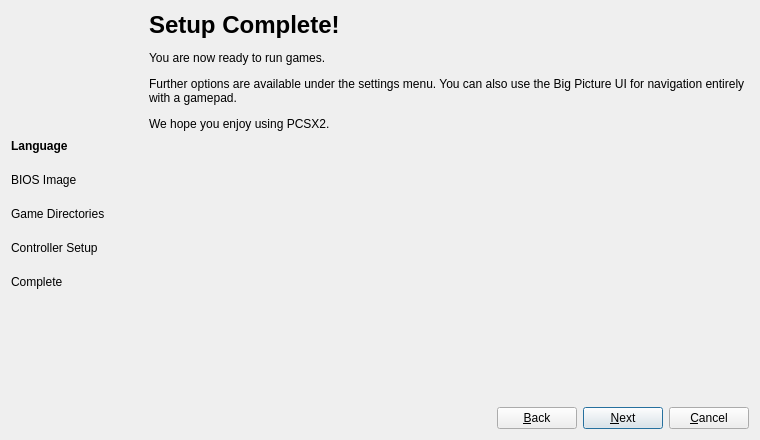
Old version of the form pcsx2-qt/SetupWizardDialog.ui in the repository PCSX2/pcsx2.
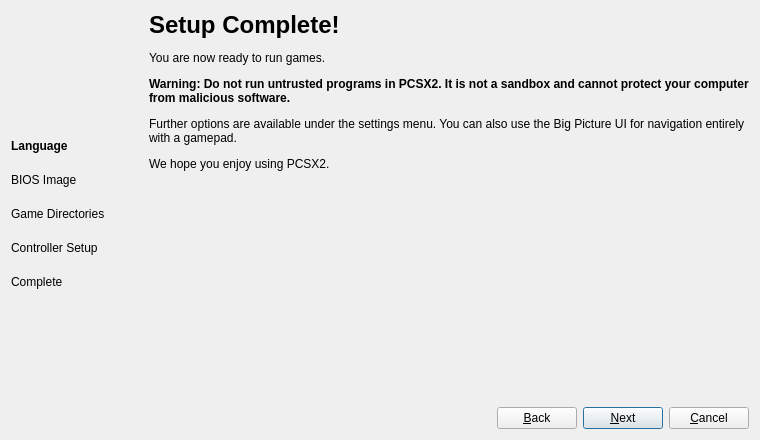
New version of the form. The open tabs and pages were chosen to show the change. Icons and pictures are not drawn.

Commit message: Qt: Add security warning to setup wizard

```diff
--- a/pcsx2-qt/SetupWizardDialog.ui
+++ b/pcsx2-qt/SetupWizardDialog.ui
@@ -629,7 +629,7 @@
        <item>
         <widget class="QLabel" name="label_9">
          <property name="text">
-          <string>&lt;html&gt;&lt;head/&gt;&lt;body&gt;&lt;h1 style=&quot; margin-top:18px; margin-bottom:12px; margin-left:0px; margin-right:0px; -qt-block-indent:0; text-indent:0px;&quot;&gt;&lt;span style=&quot; font-size:xx-large; font-weight:700;&quot;&gt;Setup Complete!&lt;/span&gt;&lt;/h1&gt;&lt;p&gt;You are now ready to run games.&lt;/p&gt;&lt;p&gt;Further options are available under the settings menu. You can also use the Big Picture UI for navigation entirely with a gamepad.&lt;/p&gt;&lt;p&gt;We hope you enjoy using PCSX2.&lt;/p&gt;&lt;/body&gt;&lt;/html&gt;</string>
+          <string>&lt;html&gt;&lt;head/&gt;&lt;body&gt;&lt;h1 style=&quot; margin-top:18px; margin-bottom:12px; margin-left:0px; margin-right:0px; -qt-block-indent:0; text-indent:0px;&quot;&gt;&lt;span style=&quot; font-size:xx-large; font-weight:700;&quot;&gt;Setup Complete!&lt;/span&gt;&lt;/h1&gt;&lt;p&gt;You are now ready to run games.&lt;/p&gt;&lt;p&gt;&lt;span style=&quot; font-weight:700;&quot;&gt;Warning: Do not run untrusted programs in PCSX2. It is not a sandbox and cannot protect your computer from malicious software.&lt;/span&gt;&lt;/p&gt;&lt;p&gt;Further options are available under the settings menu. You can also use the Big Picture UI for navigation entirely with a gamepad.&lt;/p&gt;&lt;p&gt;We hope you enjoy using PCSX2.&lt;/p&gt;&lt;/body&gt;&lt;/html&gt;</string>
          </property>
          <property name="alignment">
           <set>Qt::AlignLeading|Qt::AlignLeft|Qt::AlignTop</set>
```
